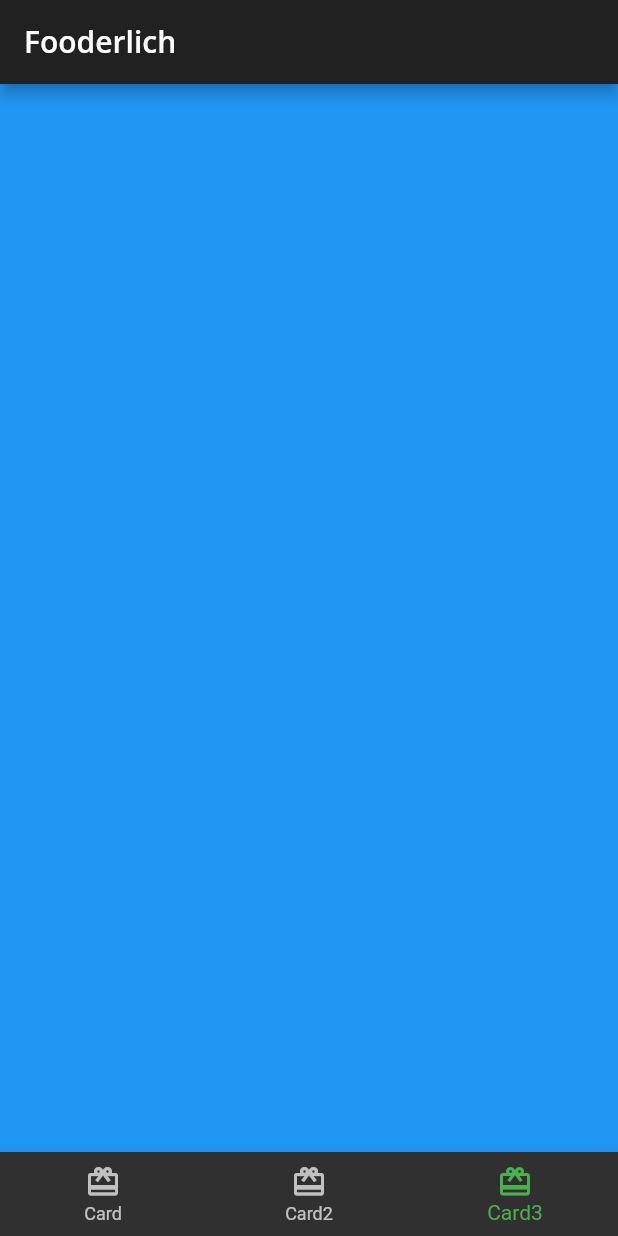
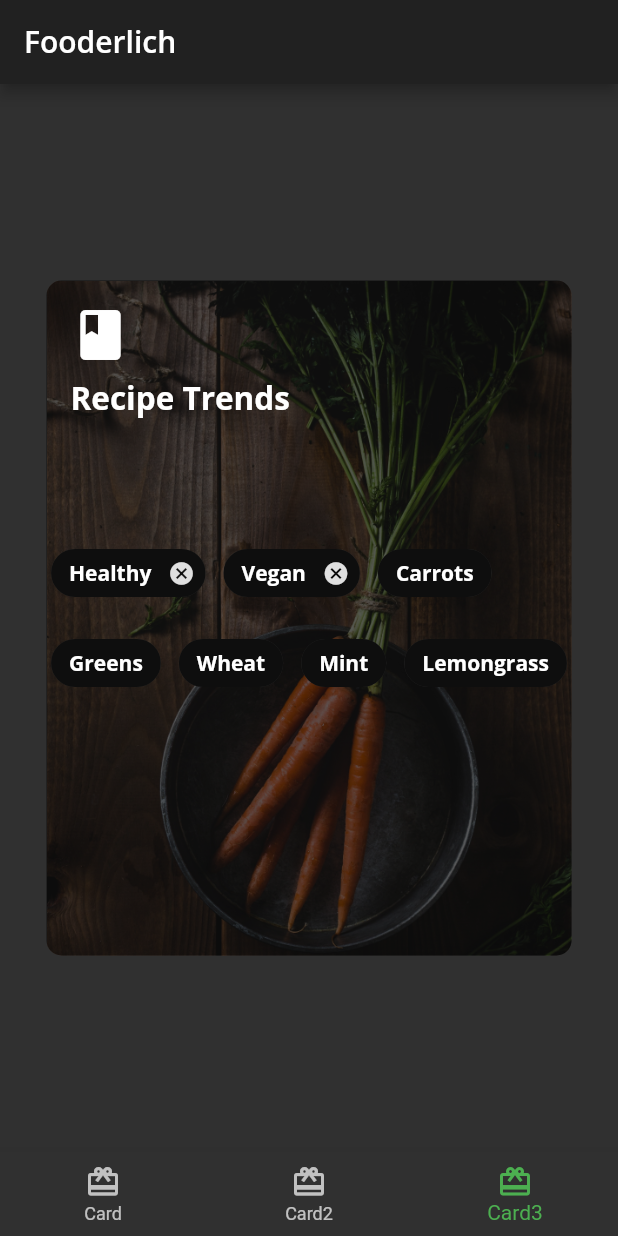
Before and after one commit to 5hraddha/fooderlich, a Flutter app: the screen it shows after launch, item 3 of the bottom bar chosen, on a phone screen of 412 x 824 dp. Run offline on Flutter 3.47's test engine with Material 2 defaults, Android fonts, the phone set to English and light mode, and no system bars; our stand-ins replace google_fonts.

Commit message:
feat: add card 3

```diff
--- /dev/null
+++ b/lib/card3.dart
@@ -0,0 +1,118 @@
+import 'dart:developer';
+import 'package:flutter/material.dart';
+import 'fooderlich_theme.dart';
+
+class Card3 extends StatelessWidget {
+  const Card3({super.key});
+  @override
+  Widget build(BuildContext context) {
+    return Center(
+      child: Container(
+        constraints: const BoxConstraints.expand(
+          width: 350,
+          height: 450,
+        ),
+        decoration: const BoxDecoration(
+          image: DecorationImage(
+            image: AssetImage('assets/mag2.png'),
+            fit: BoxFit.cover,
+          ),
+          borderRadius: BorderRadius.all(Radius.circular(10.0)),
+        ),
+        child: Stack(
+          children: [
+            Container(
+              decoration: BoxDecoration(
+                // 1
+                color: Colors.black.withOpacity(0.6),
+                // 2
+                borderRadius: const BorderRadius.all(Radius.circular(10.0)),
+              ),
+            ),
+            Container(
+              // 3
+              padding: const EdgeInsets.all(16),
+              // 4
+              child: Column(
+                // 5
+                crossAxisAlignment: CrossAxisAlignment.start,
+                children: [
+                  // 6
+                  const Icon(
+                    Icons.book,
+                    color: Colors.white,
+                    size: 40,
+                  ),
+                  // 7
+                  const SizedBox(height: 8),
+                  // 8
+                  Text(
+                    'Recipe Trends',
+                    style: FooderlichTheme.darkTextTheme.headline2,
+                  ),
+                  // 9
+                  const SizedBox(height: 30),
+                ],
+              ),
+            ),
+            Center(
+              // 11
+              child: Wrap(
+                // 12
+                alignment: WrapAlignment.start,
+                // 13
+                spacing: 12,
+                // 14
+                runSpacing: 12,
+                // 15
+                children: [
+                  Chip(
+                    label: Text('Healthy',
+                        style: FooderlichTheme.darkTextTheme.bodyText1),
+                    backgroundColor: Colors.black.withOpacity(0.7),
+                    onDeleted: () {
+                      log('delete');
+                    },
+                  ),
+                  Chip(
+                    label: Text('Vegan',
+                        style: FooderlichTheme.darkTextTheme.bodyText1),
+                    backgroundColor: Colors.black.withOpacity(0.7),
+                    onDeleted: () {
+                      log('delete');
+                    },
+                  ),
+                  Chip(
+                    label: Text('Carrots',
+                        style: FooderlichTheme.darkTextTheme.bodyText1),
+                    backgroundColor: Colors.black.withOpacity(0.7),
+                  ),
+                  Chip(
+                    label: Text('Greens',
+                        style: FooderlichTheme.darkTextTheme.bodyText1),
+                    backgroundColor: Colors.black.withOpacity(0.7),
+                  ),
+                  Chip(
+                    label: Text('Wheat',
+                        style: FooderlichTheme.darkTextTheme.bodyText1),
+                    backgroundColor: Colors.black.withOpacity(0.7),
+                  ),
+                  Chip(
+                    label: Text('Mint',
+                        style: FooderlichTheme.darkTextTheme.bodyText1),
+                    backgroundColor: Colors.black.withOpacity(0.7),
+                  ),
+                  Chip(
+                    label: Text('Lemongrass',
+                        style: FooderlichTheme.darkTextTheme.bodyText1),
+                    backgroundColor: Colors.black.withOpacity(0.7),
+                  ),
+                ],
+              ),
+            ),
+          ],
+        ),
+      ),
+    );
+  }
+}
--- a/lib/home.dart
+++ b/lib/home.dart
@@ -1,6 +1,7 @@
 import 'package:flutter/material.dart';
 import 'card1.dart';
 import 'card2.dart';
+import 'card3.dart';
 
 // 1
 class Home extends StatefulWidget {
@@ -18,7 +19,7 @@ class HomeState extends State<Home> {
   static List<Widget> pages = <Widget>[
     const Card1(),
     const Card2(),
-    // TODO: Replace with Card3
+    const Card3(),
     Container(color: Colors.blue)
   ];
 
```
